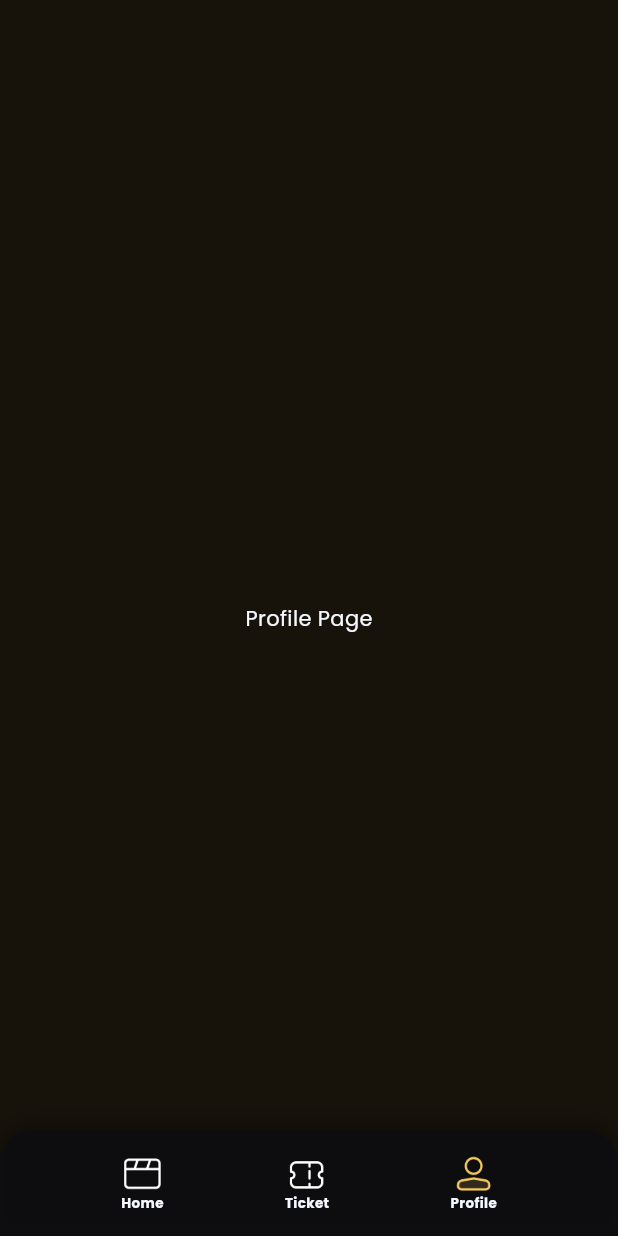
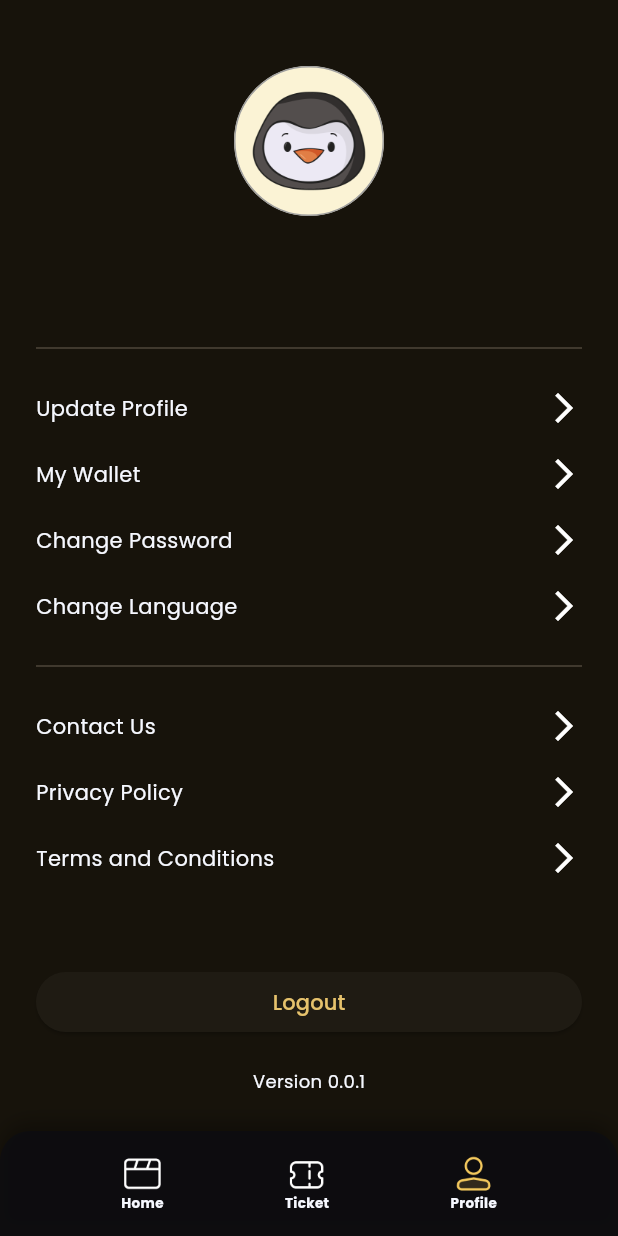
Before and after one commit to rojsiroj/flutter-clean-code-example, a Flutter app: the MainPage screen opened by its route, swiped to page 3, on a phone screen of 412 x 824 dp. Run offline on Flutter 3.47's test engine with Material 3 defaults, Android fonts, the phone set to English and light mode, and no system bars; our stand-ins replace cloud_firestore, dio, firebase_auth, firebase_core, firebase_storage, flutter_riverpod and 4 more; accounts and stored records are empty; generated files the repository leaves out were written again.

Commit message:
create profile page

```diff
--- a/lib/presentation/pages/main_page/main_page.dart
+++ b/lib/presentation/pages/main_page/main_page.dart
@@ -1,9 +1,9 @@
 import 'package:flix_id/presentation/extensions/build_context_extension.dart';
-import 'package:flix_id/presentation/misc/methods.dart';
+import 'package:flix_id/presentation/pages/profile_page/profile_page.dart';
 import 'package:flix_id/presentation/providers/router/router_provider.dart';
 import 'package:flix_id/presentation/providers/user_data/user_data_provider.dart';
 import 'package:flix_id/presentation/widgets/bottom_nav_bar.dart';
-import 'package:flix_id/presentation/widgets/bottom_vav_bar_item.dart';
+import 'package:flix_id/presentation/widgets/bottom_nav_bar_item.dart';
 import 'package:flutter/material.dart';
 import 'package:flutter_riverpod/flutter_riverpod.dart';
 
@@ -43,7 +43,7 @@ class _MainPageState extends ConsumerState<MainPage> {
                 child: Text('Ticket Page'),
               ),
               Center(
-                child: Text('Profile Page'),
+                child: ProfilePage(),
               ),
             ],
           ),
--- /dev/null
+++ b/lib/presentation/pages/profile_page/methods/profile_item.dart
@@ -0,0 +1,12 @@
+import 'package:flutter/material.dart';
+
+Widget profileItem(String title, {VoidCallback? onTap}) => GestureDetector(
+      onTap: onTap,
+      child: Row(
+        mainAxisAlignment: MainAxisAlignment.spaceBetween,
+        children: [
+          Text(title),
+          const Icon(Icons.arrow_forward_ios),
+        ],
+      ),
+    );
--- /dev/null
+++ b/lib/presentation/pages/profile_page/methods/user_info.dart
@@ -0,0 +1,35 @@
+import 'package:flix_id/presentation/misc/methods.dart';
+import 'package:flix_id/presentation/providers/user_data/user_data_provider.dart';
+import 'package:flutter/material.dart';
+import 'package:flutter/widgets.dart';
+import 'package:flutter_riverpod/flutter_riverpod.dart';
+
+List<Widget> userInfo(WidgetRef ref) => [
+      Container(
+        width: 100,
+        height: 100,
+        decoration: BoxDecoration(
+          shape: BoxShape.circle,
+          border: Border.all(color: Colors.grey, width: 1),
+          image: DecorationImage(
+            image: ref.watch(userDataProvider).valueOrNull?.photoUrl != null
+                ? NetworkImage(
+                        ref.watch(userDataProvider).valueOrNull!.photoUrl!)
+                    as ImageProvider
+                : const AssetImage('assets/pp-placeholder.png'),
+            fit: BoxFit.cover,
+          ),
+        ),
+      ),
+      verticalSpace(20),
+      Text(
+        ref.watch(userDataProvider).valueOrNull?.name ?? '',
+        textAlign: TextAlign.center,
+        style: const TextStyle(fontSize: 16, fontWeight: FontWeight.bold),
+      ),
+      Text(
+        ref.watch(userDataProvider).valueOrNull?.email ?? '',
+        textAlign: TextAlign.center,
+        style: const TextStyle(fontSize: 12),
+      ),
+    ];
--- /dev/null
+++ b/lib/presentation/pages/profile_page/profile_page.dart
@@ -0,0 +1,61 @@
+import 'package:flix_id/presentation/misc/methods.dart';
+import 'package:flix_id/presentation/pages/profile_page/methods/profile_item.dart';
+import 'package:flix_id/presentation/pages/profile_page/methods/user_info.dart';
+import 'package:flix_id/presentation/providers/user_data/user_data_provider.dart';
+import 'package:flutter/material.dart';
+import 'package:flutter_riverpod/flutter_riverpod.dart';
+
+class ProfilePage extends ConsumerWidget {
+  const ProfilePage({super.key});
+
+  @override
+  Widget build(BuildContext context, WidgetRef ref) {
+    return ListView(
+      children: [
+        Padding(
+          padding: const EdgeInsets.all(24),
+          child: Column(
+            children: [
+              verticalSpace(20),
+              ...userInfo(ref),
+              verticalSpace(20),
+              const Divider(),
+              verticalSpace(20),
+              profileItem('Update Profile'),
+              verticalSpace(20),
+              profileItem('My Wallet'),
+              verticalSpace(20),
+              profileItem('Change Password'),
+              verticalSpace(20),
+              profileItem('Change Language'),
+              verticalSpace(20),
+              const Divider(),
+              verticalSpace(20),
+              profileItem('Contact Us'),
+              verticalSpace(20),
+              profileItem('Privacy Policy'),
+              verticalSpace(20),
+              profileItem('Terms and Conditions'),
+              verticalSpace(60),
+              SizedBox(
+                width: double.infinity,
+                child: ElevatedButton(
+                  onPressed: () {
+                    ref.read(userDataProvider.notifier).logout();
+                  },
+                  child: const Text('Logout'),
+                ),
+              ),
+              verticalSpace(20),
+              const Text(
+                'Version 0.0.1',
+                style: TextStyle(fontSize: 12),
+              ),
+              verticalSpace(100),
+            ],
+          ),
+        )
+      ],
+    );
+  }
+}
--- a/lib/presentation/widgets/bottom_nav_bar.dart
+++ b/lib/presentation/widgets/bottom_nav_bar.dart
@@ -1,4 +1,4 @@
-import 'package:flix_id/presentation/widgets/bottom_vav_bar_item.dart';
+import 'package:flix_id/presentation/widgets/bottom_nav_bar_item.dart';
 import 'package:flutter/material.dart';
 
 class BottomNavBar extends StatelessWidget {
```
Also changed, not shown: assets/pp-placeholder.png (added), lib/presentation/widgets/bottom_nav_bar_item.dart (renamed from lib/presentation/widgets/bottom_vav_bar_item.dart).
